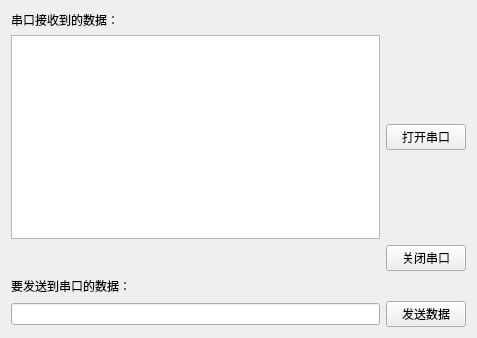
This is source/gui/ui/serialportset.ui in flimmy78/qtverify as Qt 5 draws it before an edit. The edited form follows.
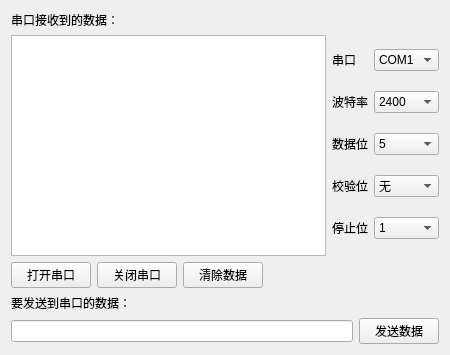
This is the edited form.

Commit message: 增加串口调试部分

What changed in the file:
```diff
--- a/source/gui/ui/serialportset.ui
+++ b/source/gui/ui/serialportset.ui
@@ -6,24 +6,14 @@
    <rect>
     <x>0</x>
     <y>0</y>
-    <width>477</width>
-    <height>338</height>
+    <width>450</width>
+    <height>355</height>
    </rect>
   </property>
   <property name="windowTitle">
    <string>SerialPortSet</string>
   </property>
-  <layout class="QGridLayout" name="gridLayout">
-   <item row="1" column="0">
-    <widget class="QTextBrowser" name="textBrowserRecMsg"/>
-   </item>
-   <item row="1" column="1">
-    <widget class="QPushButton" name="btnOpenCom">
-     <property name="text">
-      <string>打开串口</string>
-     </property>
-    </widget>
-   </item>
+  <layout class="QGridLayout" name="gridLayout_5">
    <item row="0" column="0">
     <widget class="QLabel" name="label">
      <property name="sizePolicy">
@@ -37,17 +27,235 @@
      </property>
     </widget>
    </item>
-   <item row="6" column="0">
-    <widget class="QLineEdit" name="lineEditSendMsg"/>
+   <item row="1" column="0" colspan="2">
+    <layout class="QGridLayout" name="gridLayout_4">
+     <item row="0" column="0">
+      <widget class="QTextBrowser" name="textBrowserRecMsg"/>
+     </item>
+     <item row="0" column="1">
+      <layout class="QGridLayout" name="gridLayout_2">
+       <item row="0" column="0">
+        <widget class="QLabel" name="label_3">
+         <property name="sizePolicy">
+          <sizepolicy hsizetype="Fixed" vsizetype="Preferred">
+           <horstretch>0</horstretch>
+           <verstretch>0</verstretch>
+          </sizepolicy>
+         </property>
+         <property name="text">
+          <string>串口</string>
+         </property>
+        </widget>
+       </item>
+       <item row="0" column="1">
+        <widget class="QComboBox" name="portNameComboBox">
+         <item>
+          <property name="text">
+           <string>COM1</string>
+          </property>
+         </item>
+         <item>
+          <property name="text">
+           <string>COM2</string>
+          </property>
+         </item>
+         <item>
+          <property name="text">
+           <string>COM3</string>
+          </property>
+         </item>
+         <item>
+          <property name="text">
+           <string>COM4</string>
+          </property>
+         </item>
+        </widget>
+       </item>
+       <item row="1" column="0">
+        <widget class="QLabel" name="label_4">
+         <property name="text">
+          <string>波特率</string>
+         </property>
+        </widget>
+       </item>
+       <item row="1" column="1">
+        <widget class="QComboBox" name="baudRateComboBox">
+         <item>
+          <property name="text">
+           <string>2400</string>
+          </property>
+         </item>
+         <item>
+          <property name="text">
+           <string>4800</string>
+          </property>
+         </item>
+         <item>
+          <property name="text">
+           <string>9600</string>
+          </property>
+         </item>
+         <item>
+          <property name="text">
+           <string>14400</string>
+          </property>
+         </item>
+         <item>
+          <property name="text">
+           <string>19200</string>
+          </property>
+         </item>
+         <item>
+          <property name="text">
+           <string>38400</string>
+          </property>
+         </item>
+         <item>
+          <property name="text">
+           <string>56000</string>
+          </property>
+         </item>
+        </widget>
+       </item>
+       <item row="2" column="0">
+        <widget class="QLabel" name="label_5">
+         <property name="text">
+          <string>数据位</string>
+         </property>
+        </widget>
+       </item>
+       <item row="2" column="1">
+        <widget class="QComboBox" name="dataBitsComboBox">
+         <item>
+          <property name="text">
+           <string>5</string>
+          </property>
+         </item>
+         <item>
+          <property name="text">
+           <string>6</string>
+          </property>
+         </item>
+         <item>
+          <property name="text">
+           <string>7</string>
+          </property>
+         </item>
+         <item>
+          <property name="text">
+           <string>8</string>
+          </property>
+         </item>
+        </widget>
+       </item>
+       <item row="3" column="0">
+        <widget class="QLabel" name="label_6">
+         <property name="text">
+          <string>校验位</string>
+         </property>
+        </widget>
+       </item>
+       <item row="3" column="1">
+        <widget class="QComboBox" name="parityComboBox">
+         <item>
+          <property name="text">
+           <string>无</string>
+          </property>
+         </item>
+         <item>
+          <property name="text">
+           <string>奇</string>
+          </property>
+         </item>
+         <item>
+          <property name="text">
+           <string>偶</string>
+          </property>
+         </item>
+        </widget>
+       </item>
+       <item row="4" column="0">
+        <widget class="QLabel" name="label_7">
+         <property name="text">
+          <string>停止位</string>
+         </property>
+        </widget>
+       </item>
+       <item row="4" column="1">
+        <widget class="QComboBox" name="stopBitsComboBox">
+         <item>
+          <property name="text">
+           <string>1</string>
+          </property>
+         </item>
+         <item>
+          <property name="text">
+           <string>2</string>
+          </property>
+         </item>
+        </widget>
+       </item>
+      </layout>
+     </item>
+    </layout>
    </item>
-   <item row="6" column="1">
-    <widget class="QPushButton" name="btnSendMsg">
-     <property name="text">
-      <string>发送数据</string>
+   <item row="2" column="0">
+    <layout class="QGridLayout" name="gridLayout_3">
+     <item row="0" column="0">
+      <widget class="QPushButton" name="btnOpenCom">
+       <property name="sizePolicy">
+        <sizepolicy hsizetype="Preferred" vsizetype="Fixed">
+         <horstretch>0</horstretch>
+         <verstretch>0</verstretch>
+        </sizepolicy>
+       </property>
+       <property name="text">
+        <string>打开串口</string>
+       </property>
+      </widget>
+     </item>
+     <item row="0" column="1">
+      <widget class="QPushButton" name="btnCloseCom">
+       <property name="sizePolicy">
+        <sizepolicy hsizetype="Preferred" vsizetype="Fixed">
+         <horstretch>0</horstretch>
+         <verstretch>0</verstretch>
+        </sizepolicy>
+       </property>
+       <property name="text">
+        <string>关闭串口</string>
+       </property>
+      </widget>
+     </item>
+     <item row="0" column="2">
+      <widget class="QPushButton" name="btnClearMsg">
+       <property name="sizePolicy">
+        <sizepolicy hsizetype="Preferred" vsizetype="Fixed">
+         <horstretch>0</horstretch>
+         <verstretch>0</verstretch>
+        </sizepolicy>
+       </property>
+       <property name="text">
+        <string>清除数据</string>
+       </property>
+      </widget>
+     </item>
+    </layout>
+   </item>
+   <item row="2" column="1">
+    <spacer name="horizontalSpacer">
+     <property name="orientation">
+      <enum>Qt::Horizontal</enum>
      </property>
-    </widget>
+     <property name="sizeHint" stdset="0">
+      <size>
+       <width>184</width>
+       <height>20</height>
+      </size>
+     </property>
+    </spacer>
    </item>
-   <item row="5" column="0">
+   <item row="3" column="0">
     <widget class="QLabel" name="label_2">
      <property name="sizePolicy">
       <sizepolicy hsizetype="Preferred" vsizetype="Fixed">
@@ -60,12 +268,25 @@
      </property>
     </widget>
    </item>
-   <item row="2" column="1">
-    <widget class="QPushButton" name="btnCloseCom">
-     <property name="text">
-      <string>关闭串口</string>
-     </property>
-    </widget>
+   <item row="4" column="0" colspan="2">
+    <layout class="QGridLayout" name="gridLayout">
+     <item row="0" column="0">
+      <widget class="QLineEdit" name="lineEditSendMsg"/>
+     </item>
+     <item row="0" column="1">
+      <widget class="QPushButton" name="btnSendMsg">
+       <property name="sizePolicy">
+        <sizepolicy hsizetype="Preferred" vsizetype="Fixed">
+         <horstretch>0</horstretch>
+         <verstretch>0</verstretch>
+        </sizepolicy>
+       </property>
+       <property name="text">
+        <string>发送数据</string>
+       </property>
+      </widget>
+     </item>
+    </layout>
    </item>
   </layout>
  </widget>
```
Left out of the diff: 3 changed lines with no effect on the pictures. The commit also changes 3 other files.
